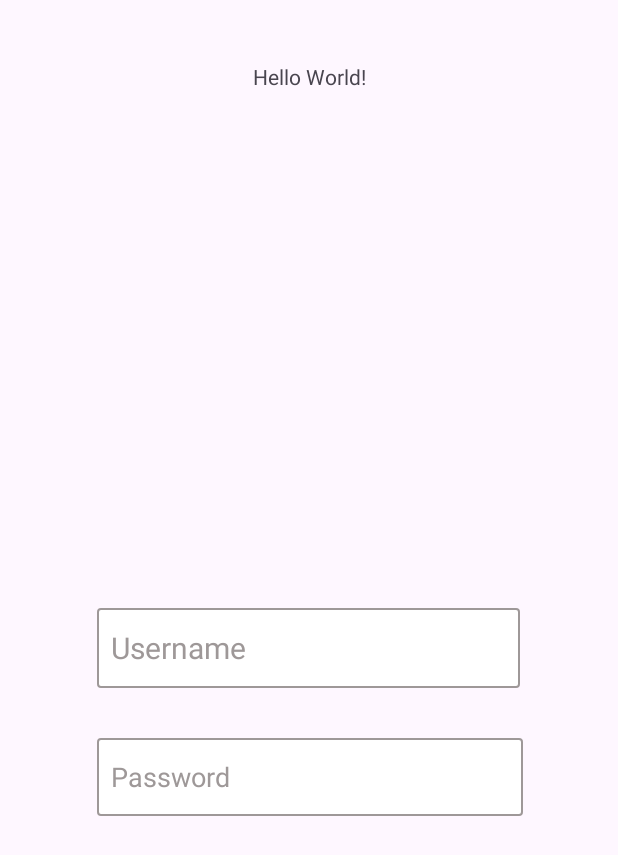
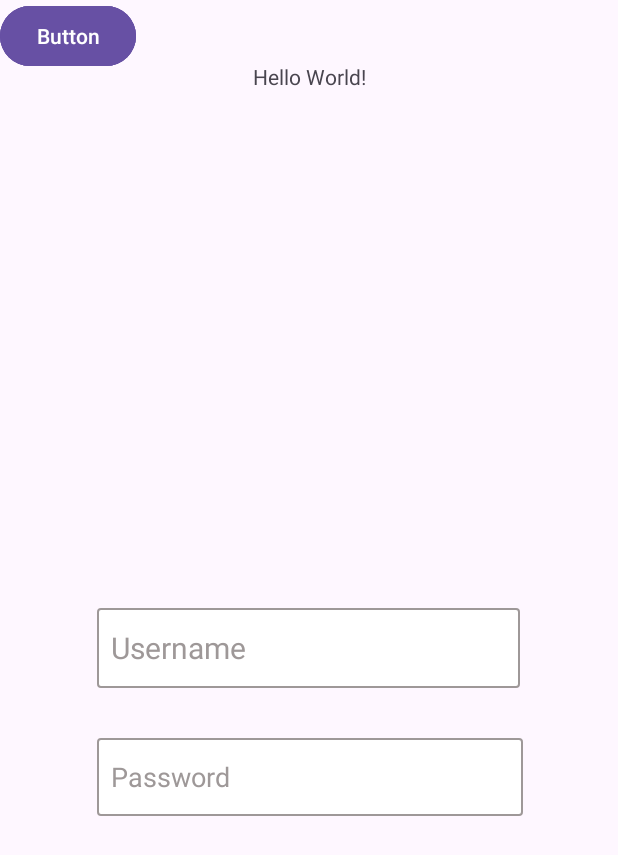
Before and after one commit to Jill-345/UserOperation, an Android app: the screen it shows after launch (MainActivity), on a phone screen of 412 x 824 dp. Shown: the top 855 px of the screen. Run offline under Robolectric (Android 15) with nearby library versions, the phone set to English and light mode, and no system bars.

```diff
--- a/app/src/main/res/layout/activity_main.xml
+++ b/app/src/main/res/layout/activity_main.xml
@@ -50,4 +50,28 @@
         app:layout_constraintTop_toTopOf="parent"
         app:layout_constraintVertical_bias="0.051" />
 
+    <Button
+        android:id="@+id/button"
+        android:layout_width="wrap_content"
+        android:layout_height="wrap_content"
+        android:text="Button"
+        tools:layout_editor_absoluteX="68dp"
+        tools:layout_editor_absoluteY="587dp" />
+
+    <Button
+        android:id="@+id/button2"
+        android:layout_width="wrap_content"
+        android:layout_height="wrap_content"
+        android:text="Button"
+        tools:layout_editor_absoluteX="169dp"
+        tools:layout_editor_absoluteY="565dp" />
+
+    <Button
+        android:id="@+id/button3"
+        android:layout_width="wrap_content"
+        android:layout_height="wrap_content"
+        android:text="Button"
+        tools:layout_editor_absoluteX="271dp"
+        tools:layout_editor_absoluteY="615dp" />
+
 </androidx.constraintlayout.widget.ConstraintLayout>
```
